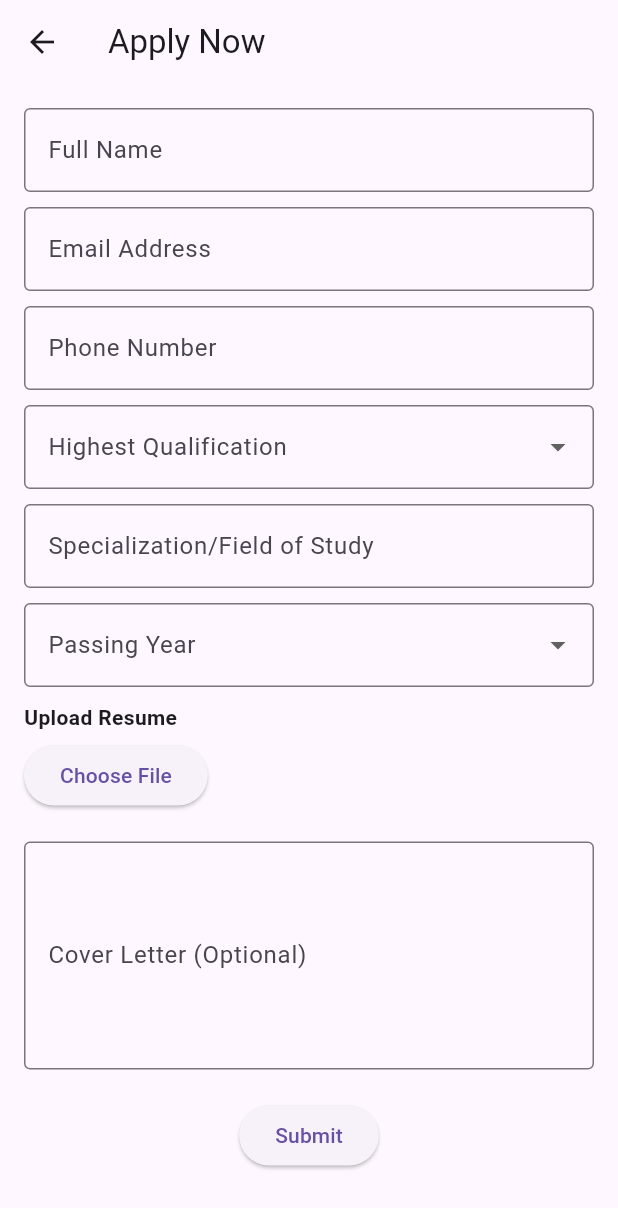
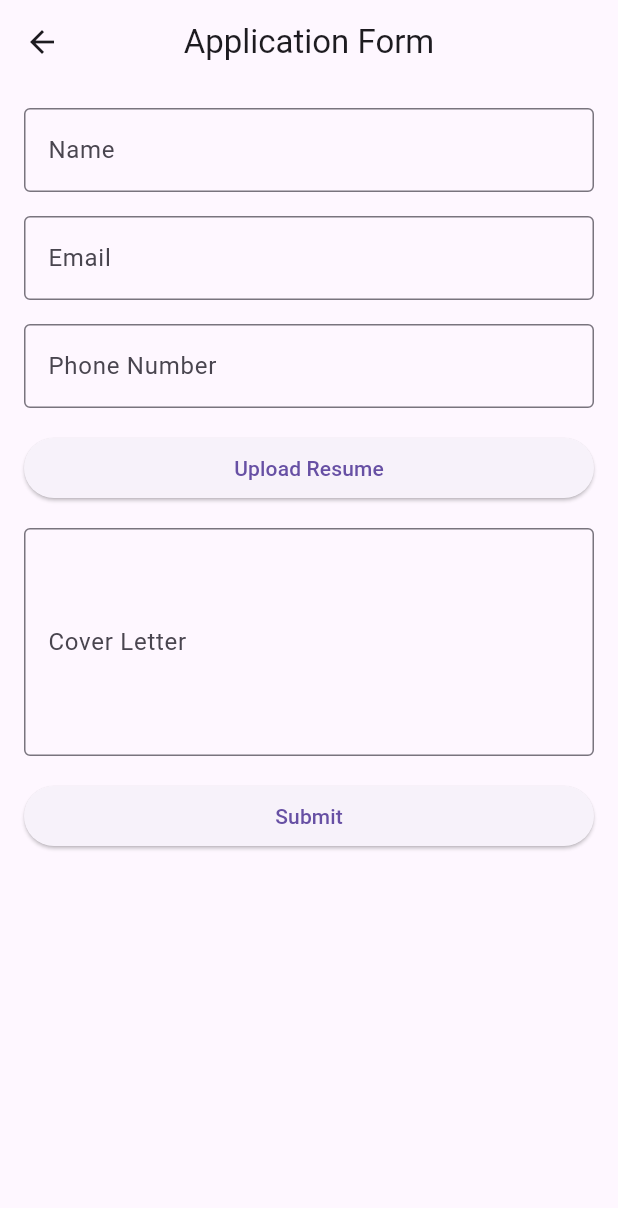
Before and after one commit to rana-shekhar/Recruiters, a Flutter app: the JobCard screen opened directly with empty values, after a tap on "Apply Now", on a phone screen of 412 x 824 dp. Shown: the top 1208 px of the screen. Run offline on Flutter 3.47's test engine with Material 3 defaults, Android fonts, the phone set to English and light mode, and no system bars; our stand-ins replace image_picker.

Commit message:
worked on apply now form

```diff
--- a/lib/data_helper.dart
+++ b/lib/data_helper.dart
@@ -1,13 +1,19 @@
 import 'package:recruiters/job_data.dart';
+// import 'package:recruiters/model/aspirant_data.dart';
 
 class DataHelper {
   static final List<JobData> _jobList = [];
   static final List<JobData> _approveJobList = [];
 
+
   void addJob(JobData jobData) {
     _jobList.add(jobData);
     _approveJobList.add(jobData);
   }
+
+  // void addAspirantData(JobData jobData ) {
+  //   aspirantList.add(jobData);
+  // }
 
   List<JobData> allData() {
     return _jobList;
--- a/lib/demo.dart
+++ b/lib/demo.dart
@@ -392,9 +392,7 @@ class _DemoState extends State<Demo> {
                   });
                 },
               ),
-              const SizedBox(height: 20),
 
-              ElevatedButton(onPressed: () {}, child: const Text('Asprirants')),
               const SizedBox(height: 20),
               const Text(
                 "Is Active",
--- a/lib/job_data.dart
+++ b/lib/job_data.dart
@@ -1,3 +1,5 @@
+import 'model/aspirant_data.dart';
+
 class JobData {
   String jobTitle;
   String jobType;
@@ -18,6 +20,7 @@ class JobData {
   bool isVerified;
   String approvalStatus;
   bool isActive;
+ List<AspirantData> aspirantList = [];
 
   JobData({
     required this.jobTitle,
--- /dev/null
+++ b/lib/model/aspirant_data.dart
@@ -0,0 +1,37 @@
+class AspirantData {
+  String? name;
+  String? email;
+  String? phoneNumber;
+  String? resumePath;
+  String? coverLetter;
+
+  AspirantData({
+    required this.name,
+    required this.email,
+    required this.phoneNumber,
+    this.resumePath = '',
+    this.coverLetter = '',
+  });
+
+  /// Converts the object to a Map (useful for Firebase or APIs)
+  // Map<String, dynamic> toMap() {
+  //   return {
+  //     'name': name,
+  //     'email': email,
+  //     'phoneNumber': phoneNumber,
+  //     'resumePath': resumePath,
+  //     'coverLetter': coverLetter,
+  //   };
+  // }
+
+  /// Creates an object from a Map (useful when fetching data)
+//   factory FormFieldData.fromMap(Map<String, dynamic> map) {
+//     return FormFieldData(
+//       name: map['name'] ?? '',
+//       email: map['email'] ?? '',
+//       phoneNumber: map['phoneNumber'] ?? '',
+//       resumePath: map['resumePath'] ?? '',
+//       coverLetter: map['coverLetter'] ?? '',
+//     );
+//   }
+}
--- a/lib/screens/apply_now.dart
+++ b/lib/screens/apply_now.dart
@@ -1,11 +1,11 @@
-import 'package:file_picker/file_picker.dart';
 import 'package:flutter/material.dart';
-
-
-
+// import 'package:recruiters/data_helper.dart';
+import 'package:recruiters/job_data.dart';
+import 'package:recruiters/model/aspirant_data.dart';
 
 class ApplyNow extends StatefulWidget {
-  const ApplyNow({super.key});
+  final JobData jobdata;
+  const ApplyNow({super.key, required this.jobdata});
 
   @override
   State<ApplyNow> createState() => _ApplyNowState();
@@ -13,208 +13,130 @@ class ApplyNow extends StatefulWidget {
 
 class _ApplyNowState extends State<ApplyNow> {
   final _formKey = GlobalKey<FormState>();
-  final TextEditingController nameController = TextEditingController();
-  final TextEditingController emailController = TextEditingController();
-  final TextEditingController phoneController = TextEditingController();
-  final TextEditingController specializationController = TextEditingController();
-  final TextEditingController coverLetterController = TextEditingController();
+  final TextEditingController _nameController = TextEditingController();
+  final TextEditingController _emailController = TextEditingController();
+  final TextEditingController _phoneController = TextEditingController();
+  final TextEditingController _coverLetterController = TextEditingController();
+  String? resumePath;
 
-  String? highestQualification;
-  String? passingYear;
-
-
-  String? resumeFilePath; // Variable to store the path of the uploaded resume
+  void resetForm() {
+    _nameController.clear();
+    _emailController.clear();
+    _phoneController.clear();
+    _coverLetterController.clear();
+    setState(() {
+      resumePath = null;
+    });
+    _formKey.currentState?.reset();
+  }
 
   @override
   Widget build(BuildContext context) {
     return Scaffold(
       appBar: AppBar(
-        title: const Text("Apply Now"),
+        title: const Text("Application Form"),
+        centerTitle: true,
       ),
-      body: SingleChildScrollView(
+      body: Padding(
         padding: const EdgeInsets.all(16.0),
         child: Form(
           key: _formKey,
-          child: Column(
-            crossAxisAlignment: CrossAxisAlignment.start,
+          child: ListView(
             children: [
-              // Full Name
               TextFormField(
-                controller: nameController,
+                controller: _nameController,
                 decoration: const InputDecoration(
-                  labelText: 'Full Name',
+                  labelText: "Name",
                   border: OutlineInputBorder(),
                 ),
                 validator: (value) {
                   if (value == null || value.isEmpty) {
-                    return 'Name is required';
+                    return "Please enter your name";
                   }
                   return null;
                 },
               ),
-              const SizedBox(height: 10),
-
-              // Email Address
+              const SizedBox(height: 16),
               TextFormField(
-                controller: emailController,
+                controller: _emailController,
                 decoration: const InputDecoration(
-                  labelText: 'Email Address',
+                  labelText: "Email",
                   border: OutlineInputBorder(),
                 ),
                 keyboardType: TextInputType.emailAddress,
                 validator: (value) {
                   if (value == null || value.isEmpty) {
-                    return 'Email is required';
-                  } else if (!RegExp(
-                          r'^[a-zA-Z0-9._%+-]+@[a-zA-Z0-9.-]+\.[a-zA-Z]{2,4}$')
+                    return "Please enter your email";
+                  } else if (!RegExp(r'^[\w-\.]+@([\w-]+\.)+[\w-]{2,4}$')
                       .hasMatch(value)) {
-                    return 'Enter a valid email';
+                    return "Please enter a valid email";
                   }
                   return null;
                 },
               ),
-              const SizedBox(height: 10),
-
-              // Phone Number
+              const SizedBox(height: 16),
               TextFormField(
-                controller: phoneController,
+                controller: _phoneController,
                 decoration: const InputDecoration(
-                  labelText: 'Phone Number',
+                  labelText: "Phone Number",
                   border: OutlineInputBorder(),
                 ),
                 keyboardType: TextInputType.phone,
                 validator: (value) {
                   if (value == null || value.isEmpty) {
-                    return 'Phone number is required';
-                  } else if (value.length != 10 ||
-                      !RegExp(r'^\d{10}$').hasMatch(value)) {
-                    return 'Enter a valid 10-digit phone number';
+                    return "Please enter your phone number";
+                  } else if (!RegExp(r'^\d{10}$').hasMatch(value)) {
+                    return "Please enter a valid 10-digit phone number";
                   }
                   return null;
                 },
               ),
-              const SizedBox(height: 10),
-
-              // Highest Qualification
-              DropdownButtonFormField<String>(
-                decoration: const InputDecoration(
-                    labelText: 'Highest Qualification',
-                    border: OutlineInputBorder()),
-                value: highestQualification,
-                items: ['Undergraduate', 'Postgraduate', 'MBA', 'Other']
-                    .map((qualification) => DropdownMenuItem(
-                          value: qualification,
-                          child: Text(qualification),
-                        ))
-                    .toList(),
-                onChanged: (value) {
+              const SizedBox(height: 16),
+              ElevatedButton(
+                onPressed: () async {
+                  // Simulate file picker (e.g., using file_picker package)
                   setState(() {
-                    highestQualification = value;
+                    resumePath =
+                        "mock_resume_path.pdf"; // Replace with real path
                   });
                 },
+                child: Text(resumePath == null
+                    ? "Upload Resume"
+                    : "Resume Uploaded: $resumePath"),
+              ),
+              const SizedBox(height: 16),
+              TextFormField(
+                controller: _coverLetterController,
+                decoration: const InputDecoration(
+                  labelText: "Cover Letter",
+                  border: OutlineInputBorder(),
+                ),
+                maxLines: 5,
                 validator: (value) {
                   if (value == null || value.isEmpty) {
-                    return 'Please select a qualification';
+                    return "Please enter a cover letter";
                   }
                   return null;
                 },
               ),
-              const SizedBox(height: 10),
-
-              // Specialization
-              TextFormField(
-                controller: specializationController,
-                decoration: const InputDecoration(
-                  labelText: 'Specialization/Field of Study',
-                  border: OutlineInputBorder(),
-                ),
-                validator: (value) {
-                  if (value == null || value.isEmpty) {
-                    return 'Specialization is required';
-                  }
-                  return null;
-                },
-              ),
-              const SizedBox(height: 10),
-
-              // Passing Year
-              DropdownButtonFormField<String>(
-                decoration: const InputDecoration(
-                    labelText: 'Passing Year',
-                    border: OutlineInputBorder()),
-                value: passingYear,
-                items: List.generate(50, (index) =>
-                        (DateTime.now().year - index).toString())
-                    .map((year) => DropdownMenuItem(
-                          value: year,
-                          child: Text(year),
-                        ))
-                    .toList(),
-                onChanged: (value) {
-                  setState(() {
-                    passingYear = value;
-                  });
-                },
-                validator: (value) {
-                  if (value == null || value.isEmpty) {
-                    return 'Please select a passing year';
-                  }
-                  return null;
-                },
-              ),
-              const SizedBox(height: 10),
+              const SizedBox(height: 16),
+              ElevatedButton(
+                onPressed: () {
+                  if (_formKey.currentState!.validate()) {
+                    ScaffoldMessenger.of(context).showSnackBar(
+                      const SnackBar(content: Text("Form Submitted")),
+                    );
+                    widget.jobdata.aspirantList.add(AspirantData(
+                        name: _nameController.text,
+                        email: _emailController.text,
+                        phoneNumber: _phoneController.text));
 
 
 
-
-              // Resume Upload
-
-              const Text(
-                'Upload Resume',
-                style: TextStyle(fontWeight: FontWeight.bold),
-              ),
-              const SizedBox(height: 5,),
-              ElevatedButton(
-                onPressed: () async {
-                  final result = await FilePicker.platform.pickFiles();
-                  if (result != null && result.files.isNotEmpty) {
-                    setState(() {
-                      resumeFilePath = result.files.first.path; // Store the file path
-                    });
+                    resetForm();
                   }
                 },
-                child: const Text('Choose File'),
-              ),
-              const SizedBox(height: 20),
-
-              // Cover Letter
-              TextFormField(
-                controller: coverLetterController,
-                decoration: const InputDecoration(
-                    labelText: 'Cover Letter (Optional)', border: OutlineInputBorder()),
-                maxLines: 5,
-              ),
-              const SizedBox(height: 20),
-
-              // Submit Button
-              Center(
-                child: ElevatedButton(
-                  onPressed: () {
-                    if (_formKey.currentState!.validate()) {
-                      if (highestQualification == null || passingYear == null) {
-                        // Show a validation error if something is missing
-                        ScaffoldMessenger.of(context).showSnackBar(
-                          const SnackBar(content: Text("Please fill in all required fields")),
-                        );
-                        return;
-                      }
-
-
-
-                    }
-                  },
-                  child: const Text("Submit"),
-                ),
+                child: const Text("Submit"),
               ),
             ],
           ),
--- a/lib/screens/job_card.dart
+++ b/lib/screens/job_card.dart
@@ -81,7 +81,7 @@ class _JobCardState extends State<JobCard> {
                 onPressed: () {
                   // Handle button press here
                   Navigator.push(
-                      context, MaterialPageRoute(builder: (context) => const ApplyNow()));
+                      context, MaterialPageRoute(builder: (context) =>  ApplyNow(jobdata: widget.jobData,)));
                 },
                 child: const Text(
                   "Apply Now",
```
Also changed, not shown: lib/add_jobs.dart (+14 -3 lines), lib/edit_job.dart (+7 -10 lines), lib/home_screen.dart (+5 -9 lines), lib/screens/aspirants_details.dart (added, +38 -0 lines).
